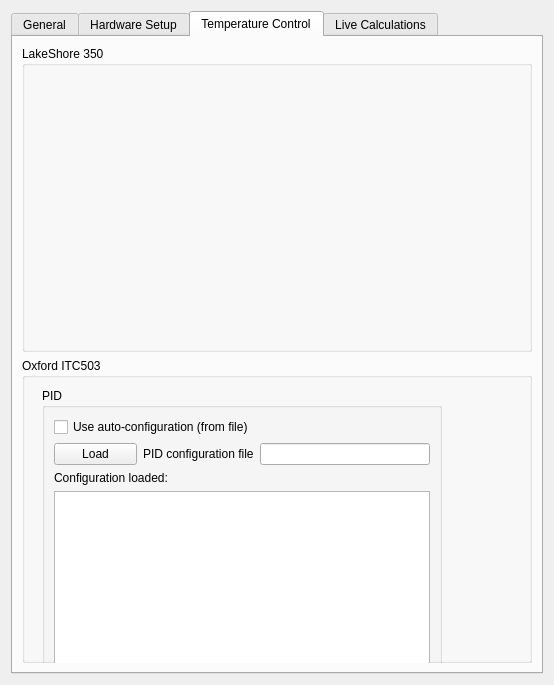
Qt form CryostatGUI/configurations/settings_global.ui (Cryostat-GUI/Cryostat-GUI) before a commit.
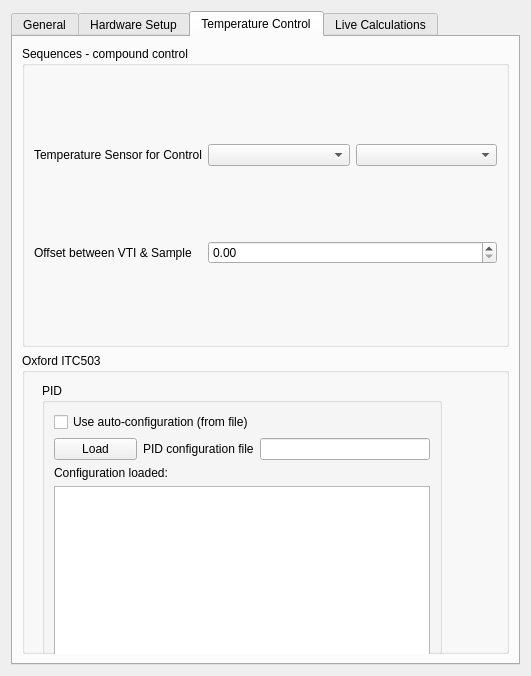
The same form after that commit. The open tabs and pages were chosen to show the change.

Commit message: sequences get temperature

```diff
--- a/CryostatGUI/configurations/settings_global.ui
+++ b/CryostatGUI/configurations/settings_global.ui
@@ -6,8 +6,8 @@
    <rect>
     <x>0</x>
     <y>0</y>
-    <width>554</width>
-    <height>685</height>
+    <width>531</width>
+    <height>676</height>
    </rect>
   </property>
   <property name="windowTitle">
@@ -505,13 +505,6 @@
        <string>Temperature Control</string>
       </attribute>
       <layout class="QGridLayout" name="gridLayout_5">
-       <item row="0" column="0">
-        <widget class="QGroupBox" name="groupBox">
-         <property name="title">
-          <string>LakeShore 350</string>
-         </property>
-        </widget>
-       </item>
        <item row="1" column="0">
         <widget class="QGroupBox" name="groupBox_2">
          <property name="maximumSize">
@@ -587,6 +580,42 @@
          </widget>
         </widget>
        </item>
+       <item row="0" column="0">
+        <widget class="QGroupBox" name="groupBox">
+         <property name="title">
+          <string>Sequences - compound control</string>
+         </property>
+         <layout class="QGridLayout" name="gridLayout_4">
+          <item row="0" column="0">
+           <widget class="QLabel" name="label_10">
+            <property name="text">
+             <string>Temperature Sensor for Control</string>
+            </property>
+           </widget>
+          </item>
+          <item row="0" column="1">
+           <widget class="QComboBox" name="comboBox"/>
+          </item>
+          <item row="0" column="2">
+           <widget class="QComboBox" name="comboBox_2"/>
+          </item>
+          <item row="1" column="0">
+           <widget class="QLabel" name="label_11">
+            <property name="text">
+             <string>Offset between VTI &amp; Sample</string>
+            </property>
+           </widget>
+          </item>
+          <item row="1" column="1" colspan="2">
+           <widget class="QDoubleSpinBox" name="doubleSpinBox_15">
+            <property name="maximum">
+             <double>300.000000000000000</double>
+            </property>
+           </widget>
+          </item>
+         </layout>
+        </widget>
+       </item>
       </layout>
      </widget>
      <widget class="QWidget" name="tab_4">
```
Left out of the diff: 6 changed lines with no effect on the pictures. The commit also changes 2 other files.
